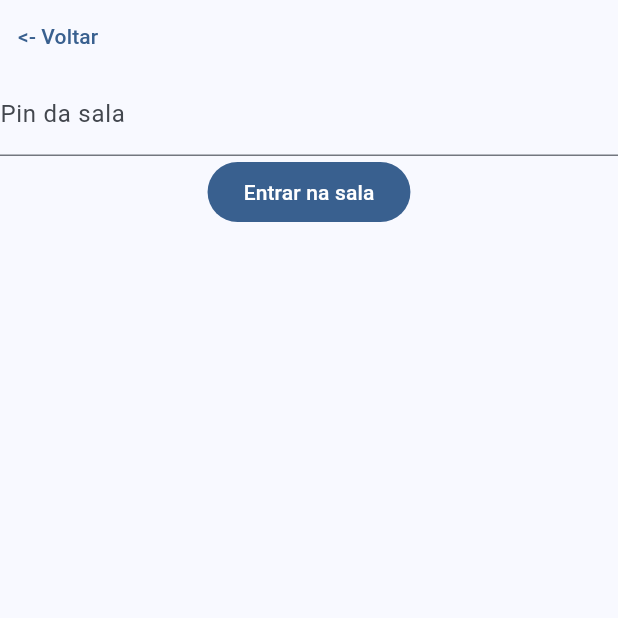
After one commit to udcc666/quiz_app, a Flutter app: the SelectRoomPage screen opened by its route, after a tap on "<- Voltar", after a tap on "SelectRoom page", after a tap on "Entrar na sala", on a phone screen of 412 x 824 dp, the top half of it. The commit adds this screen. Run offline on Flutter 3.47's test engine with Material 3 defaults, Android fonts, the light colour scheme and no system bars; our stand-ins replace go_router; network calls fail.

Commit message:
Started to implement join option

```diff
--- a/app/lib/main.dart
+++ b/app/lib/main.dart
@@ -2,6 +2,7 @@ import 'package:flutter/material.dart';
 import 'package:flutter_web_plugins/url_strategy.dart';
 import 'package:quiz_app/app_theme.dart';
 import 'package:go_router/go_router.dart';
+import 'package:quiz_app/pages/client/select_room.dart';
 import 'package:quiz_app/pages/host/create_room.dart';
 import 'package:quiz_app/pages/host/monitor.dart';
 import 'package:quiz_app/pages/host/quiz_list.dart';
@@ -42,6 +43,12 @@ final _router = GoRouter(
 
         return MonitorPage(sessionPin: pin);
       },
+    ),
+
+    // Client
+    GoRoute(
+      path: '/client/select_room',
+      builder: (context, state) => const SelectRoomPage(),
     ),
   ],
 );
@@ -87,21 +94,28 @@ class _HomePageState extends State<HomePage> {
           mainAxisAlignment: MainAxisAlignment.center,
           spacing: 5,
           children: [
-            if (!hasAccount) ...[
+            if (!hasAccount)
               ElevatedButton(
                 onPressed: () {
                   context.go('/login');
                 },
                 child: Text('Login page'),
               ),
-            ] else ...[
-              Text('Olá ${global.username}!'),
+            if (hasAccount) Text('Olá ${global.username}!'),
+            if (hasAccount)
               ElevatedButton(
                 onPressed: () {
                   context.go('/host/quiz_list');
                 },
                 child: Text('QuizList page'),
               ),
+            ElevatedButton(
+              onPressed: () {
+                context.go('/client/select_room');
+              },
+              child: Text('SelectRoom page'),
+            ),
+            if (hasAccount)
               ElevatedButton(
                 onPressed: () {
                   global.logout();
@@ -109,7 +123,6 @@ class _HomePageState extends State<HomePage> {
                 },
                 child: Text('Logout'),
               ),
-            ],
           ],
         ),
       ),
--- /dev/null
+++ b/app/lib/pages/client/select_room.dart
@@ -0,0 +1,68 @@
+import 'package:flutter/material.dart';
+import 'package:go_router/go_router.dart';
+// import 'package:quiz_app/db_functions.dart' as db;
+// import 'package:quiz_app/global.dart' as global;
+import 'package:quiz_app/server_functions.dart' as server;
+
+class SelectRoomPage extends StatefulWidget {
+  const SelectRoomPage({super.key});
+
+  @override
+  State<SelectRoomPage> createState() => _SelectRoomPageState();
+}
+
+class _SelectRoomPageState extends State<SelectRoomPage> {
+
+  final TextEditingController _pinController = TextEditingController();
+
+  @override
+  void initState() {
+    super.initState();
+  }
+
+  void tryConnect() async {
+    String pin = _pinController.text.trim();
+
+    final data = await server.client.joinRoom('Jorge', pin);
+
+    print(data);
+
+  }
+
+  @override
+  Widget build(BuildContext context) {
+    // final theme = Theme.of(context);
+    // final colors = theme.colorScheme;
+
+    return Scaffold(
+      body: Column(
+        children: [
+          Row(
+            children: [
+              TextButton(
+                onPressed: () {
+                  context.go('/');
+                },
+                child: Text('<- Voltar'),
+              ),
+            ],
+          ),
+          Column(
+            children: [
+              TextField(
+                controller: _pinController,
+                decoration: InputDecoration(
+                  labelText: 'Pin da sala',
+                ),
+              ),
+              FilledButton(
+                onPressed: tryConnect,
+                child: Text('Entrar na sala'),
+              ),
+            ],
+          ),
+        ],
+      ),
+    );
+  }
+}
--- a/app/lib/server_functions.dart
+++ b/app/lib/server_functions.dart
@@ -44,7 +44,28 @@ class Host {
   }
 }
 
-class Client {}
+class Client {
+  Future<dynamic> getData(String type, dynamic message) {
+    var msg = jsonEncode(message);
+
+    global.client.send(msg);
+
+    return global.client.onMessage.where((data) => data['type'] == type).first;
+  }
+
+  Future<Map<String, dynamic>> joinRoom(String name, String pin) async {
+    if (!global.client.isConnected) {
+      print("Not connected");
+      return {'success': false, 'message': 'Not connected to server'};
+    }
+
+    return await getData('join_room', {
+      'type': 'join_room',
+      'name': name,
+      'pin': pin,
+    });
+  }
+}
 
 final host = Host();
 final client = Client();
```
Also changed, not shown: 3 other files.
